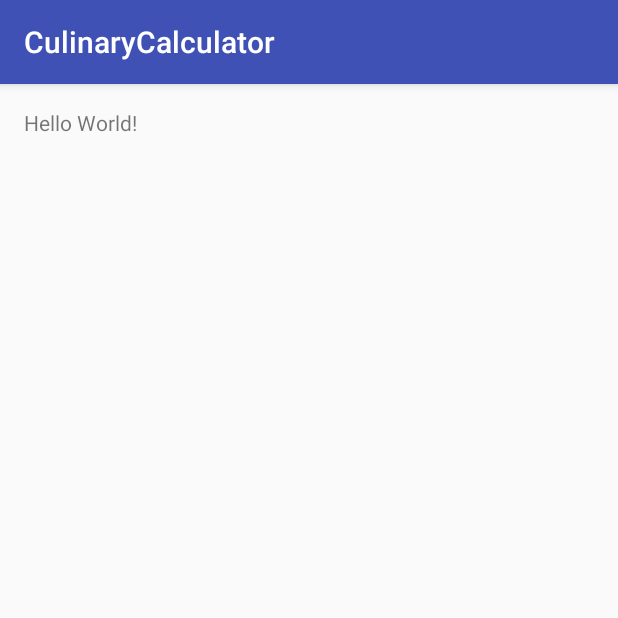
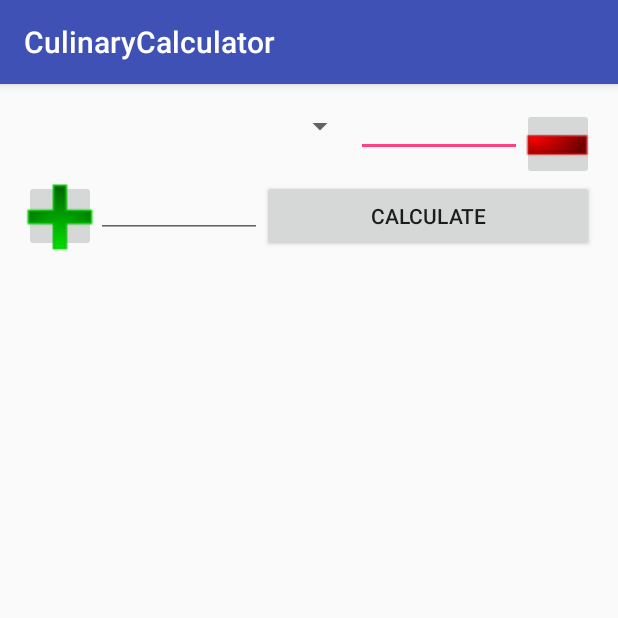
Before and after one commit to Alenka2704/CulinaryCalculator, an Android app: the screen it shows after launch (MainActivity), on a phone screen of 412 x 824 dp, the top half of it. Run offline under Robolectric (Android 15) with nearby library versions, the phone set to English and light mode, and no system bars.

Commit message:
some interface and buttons pictures

```diff
--- a/app/src/main/java/com/example/culinarycalculator/DBHelper.java
+++ b/app/src/main/java/com/example/culinarycalculator/DBHelper.java
@@ -24,7 +24,7 @@ public class DBHelper  extends SQLiteOpenHelper {
     public void onCreate(SQLiteDatabase db) {
         //All necessary tables you like to create will create here
 
-        String CREATE_TABLE_STUDENT = "CREATE TABLE " + Product.TABLE  + "("
+        String CREATE_TABLE_PRODUCTS = "CREATE TABLE " + Product.TABLE  + "("
                 + Product._ID  + " INTEGER PRIMARY KEY AUTOINCREMENT ,"
                 + Product._NAME + " TEXT, "
                 + Product._CALORIES + " INTEGER, "
@@ -32,7 +32,7 @@ public class DBHelper  extends SQLiteOpenHelper {
                 + Product._FATS + " INTEGER, "
                 + Product._CARBOHYDRATES + " INTEGER )";
 
-        db.execSQL(CREATE_TABLE_STUDENT);
+        db.execSQL(CREATE_TABLE_PRODUCTS);
 
     }
 
--- a/app/src/main/java/com/example/culinarycalculator/MainActivity.java
+++ b/app/src/main/java/com/example/culinarycalculator/MainActivity.java
@@ -2,12 +2,23 @@ package com.example.culinarycalculator;
 
 import android.support.v7.app.AppCompatActivity;
 import android.os.Bundle;
+import android.widget.Button;
+import android.widget.ImageButton;
 
 public class MainActivity extends AppCompatActivity {
+
+    ImageButton btnAdd;
+    Button btnCalculate;
 
     @Override
     protected void onCreate(Bundle savedInstanceState) {
         super.onCreate(savedInstanceState);
         setContentView(R.layout.activity_main);
+
+        btnAdd = (ImageButton) findViewById(R.id.imageButtonAdd);
+//        btnAdd.setOnClickListener(this);
+
+        btnCalculate = (Button) findViewById(R.id.buttonCalculate);
+//        btnCalculate.setOnClickListener(this);
     }
 }
--- a/app/src/main/java/com/example/culinarycalculator/ProductDB.java
+++ b/app/src/main/java/com/example/culinarycalculator/ProductDB.java
@@ -105,7 +105,6 @@ public class ProductDB {
                 + " WHERE " +
                 Product._ID + "=?";// It's a good practice to use parameter ?, instead of concatenate string
 
-        int iCount =0;
         Product product = new Product();
 
         Cursor cursor = db.rawQuery(selectQuery, new String[] { String.valueOf(Id) } );
--- a/app/src/main/res/layout/activity_main.xml
+++ b/app/src/main/res/layout/activity_main.xml
@@ -1,5 +1,5 @@
 <?xml version="1.0" encoding="utf-8"?>
-<RelativeLayout xmlns:android="http://schemas.android.com/apk/res/android"
+<LinearLayout xmlns:android="http://schemas.android.com/apk/res/android"
     xmlns:tools="http://schemas.android.com/tools"
     android:layout_width="match_parent"
     android:layout_height="match_parent"
@@ -7,10 +7,67 @@
     android:paddingLeft="@dimen/activity_horizontal_margin"
     android:paddingRight="@dimen/activity_horizontal_margin"
     android:paddingTop="@dimen/activity_vertical_margin"
-    tools:context="com.example.culinarycalculator.MainActivity">
+    tools:context="com.example.culinarycalculator.MainActivity"
+    android:orientation="vertical">
 
-    <TextView
-        android:layout_width="wrap_content"
+    <LinearLayout
+        android:orientation="horizontal"
+        android:layout_width="match_parent"
         android:layout_height="wrap_content"
-        android:text="Hello World!" />
-</RelativeLayout>
+        android:id="@+id/product">
+
+        <Spinner
+            android:layout_width="0dp"
+            android:layout_height="wrap_content"
+            android:id="@+id/spinner"
+            android:padding="4dp"
+            android:layout_weight="2" />
+
+        <EditText
+            android:layout_width="0dp"
+            android:layout_height="wrap_content"
+            android:inputType="numberDecimal"
+            android:ems="10"
+            android:id="@+id/editText"
+            android:padding="4dp"
+            android:layout_weight="1" />
+
+        <ImageButton
+            android:layout_width="48dp"
+            android:layout_height="48dp"
+            android:padding="4dp"
+            android:id="@+id/imageButtonRemove"
+            android:src="@drawable/btn_remove" />
+    </LinearLayout>
+
+    <LinearLayout
+        android:orientation="horizontal"
+        android:layout_width="match_parent"
+        android:layout_height="wrap_content">
+
+        <ImageButton
+            android:layout_width="48dp"
+            android:layout_height="48dp"
+            android:padding="4dp"
+            android:id="@+id/imageButtonAdd"
+            android:src="@drawable/btn_add" />
+
+        <EditText
+            android:layout_width="0dp"
+            android:layout_height="wrap_content"
+            android:inputType="numberDecimal"
+            android:ems="10"
+            android:id="@+id/editText2"
+            android:padding="4dp"
+            android:layout_weight="1" />
+
+        <Button
+            android:layout_width="0dp"
+            android:layout_height="48dp"
+            android:text="Calculate"
+            android:id="@+id/buttonCalculate"
+            android:padding="4dp"
+            android:layout_weight="2" />
+
+    </LinearLayout>
+</LinearLayout>
```
Also changed, not shown: app/src/main/res/drawable/btn_add.png (added), app/src/main/res/drawable/btn_remove.png (added).
